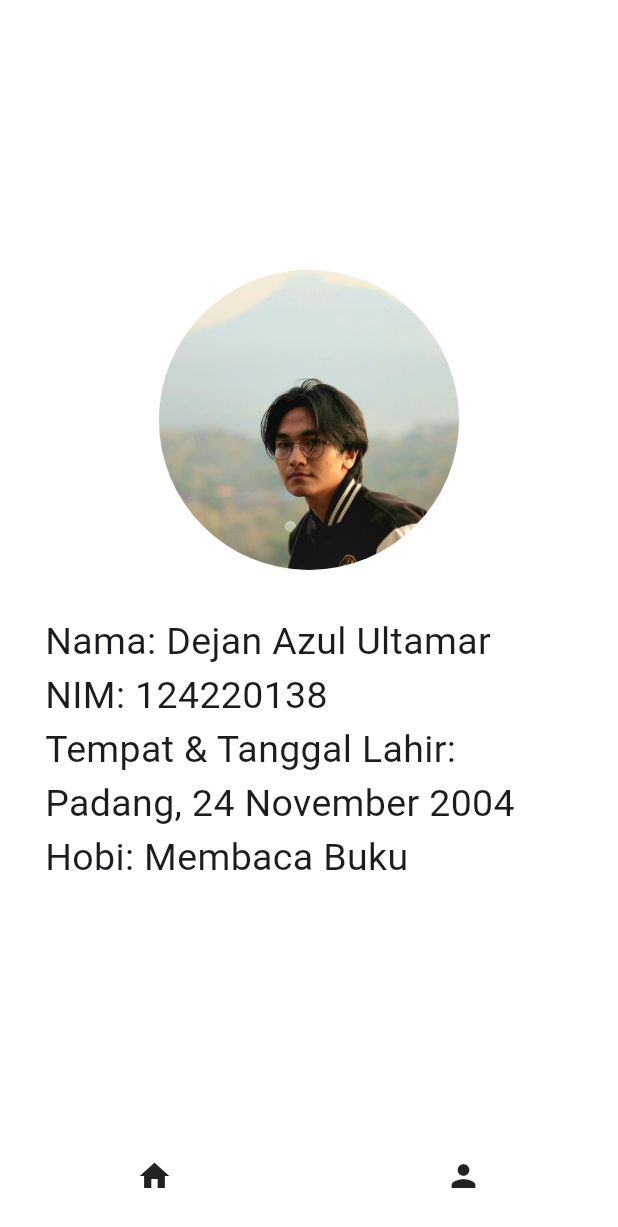
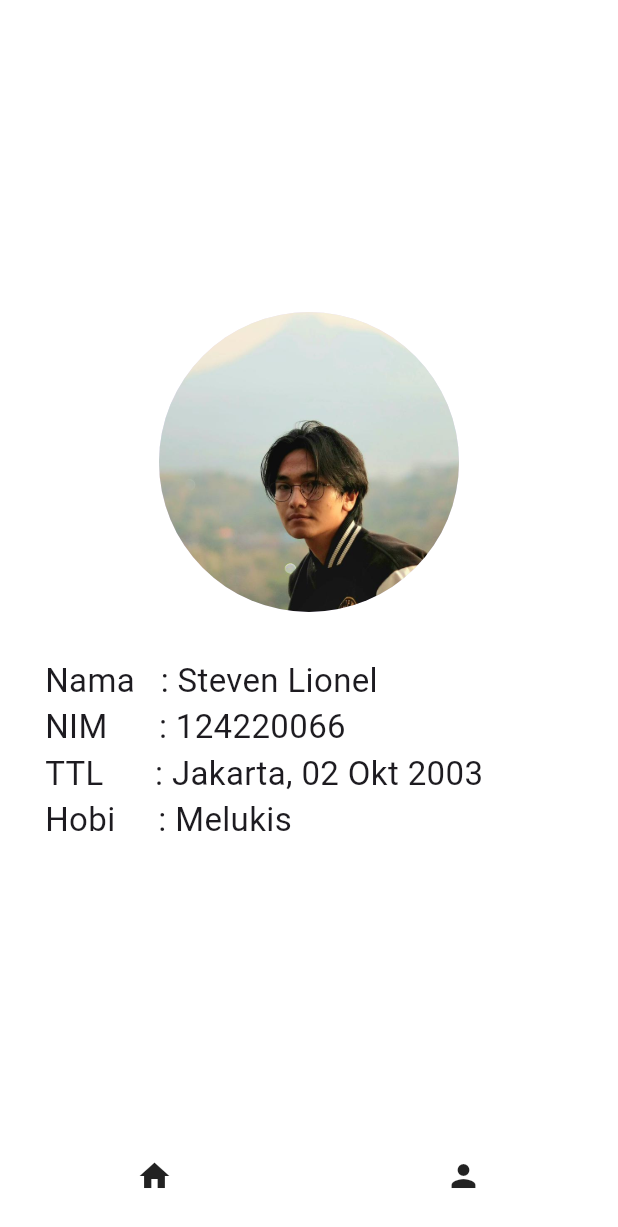
Before and after one commit to stvenlionel567/kuis_2_mobile_124220066, a Flutter app: the screen it shows after launch, after a tap on the "person" icon, on a phone screen of 412 x 824 dp. Shown: the top 1227 px of the screen. Run offline on Flutter 3.47's test engine with Material 3 defaults, Android fonts, the phone set to English and light mode, and no system bars.

Commit message:
first commit

```diff
--- a/lib/profile/homepage.dart
+++ b/lib/profile/homepage.dart
@@ -56,7 +56,7 @@ class Homepage extends StatelessWidget {
               mainAxisAlignment: MainAxisAlignment.spaceEvenly,
               children: [
                 const Text(
-                  "Selamat Datang di Aplikasi Serba Ada",
+                  "Selamat Datang di Kuis 2 Mobile",
                   style: TextStyle(fontWeight: FontWeight.bold, fontSize: 20),
                 ),
                 SizedBox(
--- a/lib/profile/profile_page.dart
+++ b/lib/profile/profile_page.dart
@@ -56,21 +56,53 @@ class ProfilePage extends StatelessWidget {
               child: Column(
                   crossAxisAlignment: CrossAxisAlignment.start,
                   children: [
-                    Text(
-                      "Nama: Dejan Azul Ultamar",
-                      style: TextStyle(fontSize: 25),
+                    Row(
+                      children: [
+                        Text(
+                          "Nama   :",
+                          style: TextStyle(fontSize: 22),
+                        ),
+                        Text(
+                          " Steven Lionel",
+                          style: TextStyle(fontSize: 22),
+                        ),
+                      ],
                     ),
-                    Text(
-                      "NIM: 124220138",
-                      style: TextStyle(fontSize: 25),
+                    Row(
+                      children: [
+                        Text(
+                          "NIM      :",
+                          style: TextStyle(fontSize: 22),
+                        ),
+                        Text(
+                          " 124220066",
+                          style: TextStyle(fontSize: 22),
+                        ),
+                      ],
                     ),
-                    Text(
-                      "Tempat & Tanggal Lahir: Padang, 24 November 2004",
-                      style: TextStyle(fontSize: 25),
+                    Row(
+                      children: [
+                        Text(
+                          "TTL      :",
+                          style: TextStyle(fontSize: 22),
+                        ),
+                        Text(
+                          " Jakarta, 02 Okt 2003",
+                          style: TextStyle(fontSize: 22),
+                        ),
+                      ],
                     ),
-                    Text(
-                      "Hobi: Membaca Buku",
-                      style: TextStyle(fontSize: 25),
+                    Row(
+                      children: [
+                        Text(
+                          "Hobi     :",
+                          style: TextStyle(fontSize: 22),
+                        ),
+                        Text(
+                          " Melukis",
+                          style: TextStyle(fontSize: 22),
+                        ),
+                      ],
                     ),
                   ]),
             ),
```
